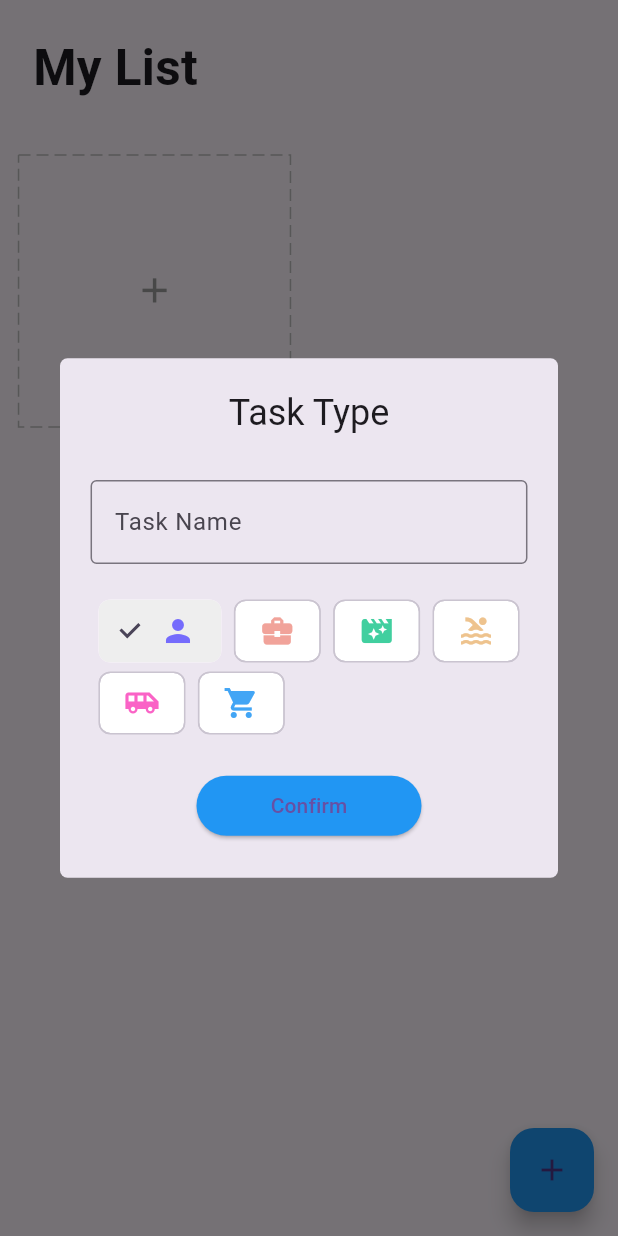
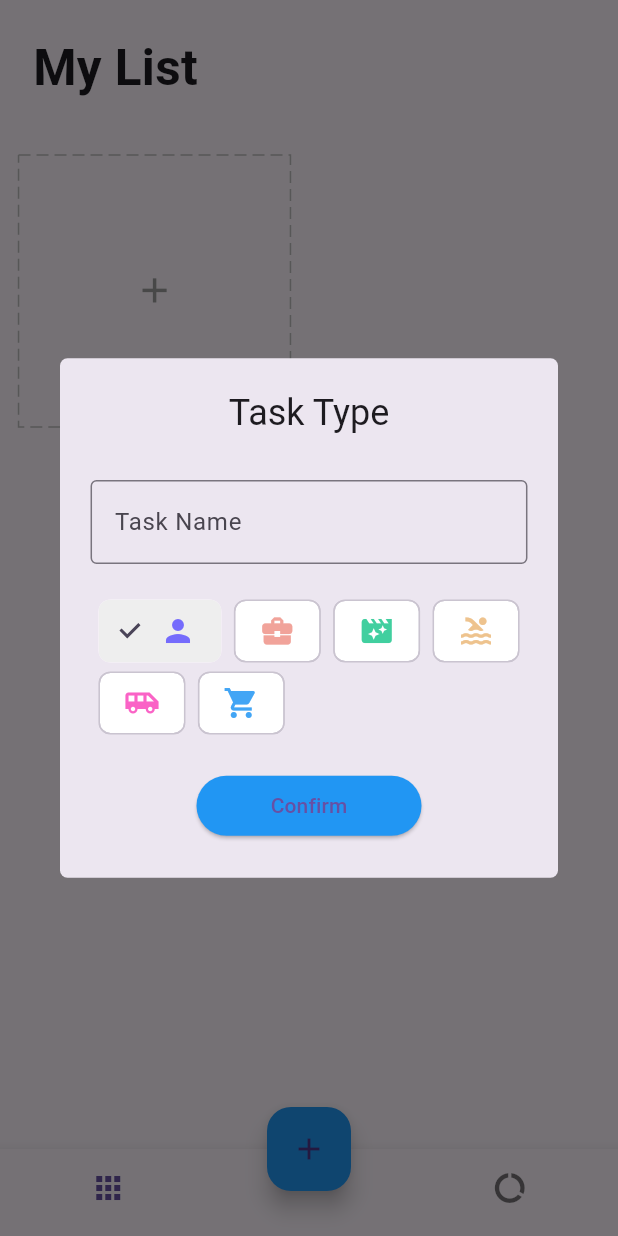
Before and after one commit to minhthuanhmt/flutter_sample, a Flutter app: the screen it shows after launch, after a tap on the "add" icon, on a phone screen of 412 x 824 dp. Run offline on Flutter 3.47's test engine with Material 3 defaults, Android fonts, the phone set to English and light mode, and no system bars; drawn by our look-alikes of dotted_border; our stand-ins replace equatable, flutter_easyloading, get, get_storage, step_progress_indicator.

Commit message:
Add report

```diff
--- a/lib/app/modules/detail/view.dart
+++ b/lib/app/modules/detail/view.dart
@@ -16,7 +16,11 @@ class DetailPage extends StatelessWidget {
   Widget build(BuildContext context) {
     var task = homeCtrl.taskCard.value!;
     var color = HexColor.fromHex(task.color);
-    return Scaffold(
+    return WillPopScope(
+      onWillPop: () async {
+        return false;
+      },
+      child: Scaffold(
         body: Form(
           key: homeCtrl.formKey,
           child: ListView(
@@ -140,6 +144,7 @@ class DetailPage extends StatelessWidget {
             ],
           ),
         ),
+      ),
     );
   }
 }
--- a/lib/app/modules/home/controller.dart
+++ b/lib/app/modules/home/controller.dart
@@ -1,3 +1,4 @@
+import 'package:flutter/cupertino.dart';
 import 'package:flutter/foundation.dart';
 import 'package:flutter/material.dart';
 import 'package:flutter_sample/app/data/services/storage/repository.dart';
@@ -9,6 +10,8 @@ class HomeController extends GetxController {
   TaskRepository taskRepository;
 
   HomeController({required this.taskRepository});
+
+  final tabIndex = 0.obs;
 
   final formKey = GlobalKey<FormState>();
   final editController = TextEditingController();
@@ -132,4 +135,32 @@ class HomeController extends GetxController {
   int getDoneTodos(TaskCard task) {
     return task.todos!.where((element) => element["done"]).length;
   }
+
+  void changeTabIndex(int index) {
+    tabIndex.value = index;
+  }
+
+  int getTotalTaskCards() {
+    var res = 0;
+    for (int i = 0; i < taskCards.length; i++) {
+      if (taskCards[i].todos != null) {
+        res += taskCards[i].todos!.length;
+      }
+    }
+    return res;
+  }
+
+  int getTotalTasksDone() {
+    var res = 0;
+    for (int i = 0; i < taskCards.length; i++) {
+      if (taskCards[i].todos != null) {
+        for (int j = 0; j < taskCards[i].todos!.length; j++) {
+          if (taskCards[i].todos![j]["done"] == true) {
+            res++;
+          }
+        }
+      }
+    }
+    return res;
+  }
 }
--- a/lib/app/modules/home/view.dart
+++ b/lib/app/modules/home/view.dart
@@ -6,6 +6,7 @@ import 'package:flutter_sample/app/modules/home/controller.dart';
 import 'package:flutter_sample/app/modules/home/widget/add_task_card_widget.dart';
 import 'package:flutter_sample/app/modules/home/widget/add_task_widget.dart';
 import 'package:flutter_sample/app/modules/home/widget/task_card_widget.dart';
+import 'package:flutter_sample/app/modules/report/view.dart';
 import 'package:get/get.dart';
 
 class HomePage extends GetView<HomeController> {
@@ -13,8 +14,12 @@ class HomePage extends GetView<HomeController> {
 
   @override
   Widget build(BuildContext context) {
+    return Obx(() {
       return Scaffold(
-      body: SafeArea(
+        body: IndexedStack(
+          index: controller.tabIndex.value,
+          children: [
+            SafeArea(
               child: ListView(
                 children: [
                   Padding(
@@ -63,6 +68,9 @@ class HomePage extends GetView<HomeController> {
                 ],
               ),
             ),
+            ReportPage(),
+          ],
+        ),
         floatingActionButton: DragTarget<TaskCard>(
           builder: (BuildContext context, List<Object?> candidateData,
               List<dynamic> rejectedData) {
@@ -78,7 +86,8 @@ class HomePage extends GetView<HomeController> {
                     EasyLoading.showError("Please add task first");
                   }
                 },
-              child: Icon(controller.deleting.value ? Icons.delete : Icons.add),
+                child:
+                    Icon(controller.deleting.value ? Icons.delete : Icons.add),
               );
             });
           },
@@ -87,6 +96,38 @@ class HomePage extends GetView<HomeController> {
             EasyLoading.showSuccess("Delete Success");
           },
         ),
+        floatingActionButtonLocation: FloatingActionButtonLocation.centerDocked,
+        bottomNavigationBar: Theme(
+          data: ThemeData(
+            splashColor: Colors.transparent,
+            highlightColor: Colors.transparent,
+          ),
+          child: Obx(() {
+            return BottomNavigationBar(
+              onTap: (int index) => controller.changeTabIndex(index),
+              currentIndex: controller.tabIndex.value,
+              showSelectedLabels: false,
+              showUnselectedLabels: false,
+              items: [
+                BottomNavigationBarItem(
+                  icon: Padding(
+                    padding: EdgeInsets.only(right: 15.0.percentWidth),
+                    child: Icon(Icons.apps),
+                  ),
+                  label: "Home",
+                ),
+                BottomNavigationBarItem(
+                  icon: Padding(
+                    padding: EdgeInsets.only(left: 15.0.percentWidth),
+                    child: Icon(Icons.data_usage),
+                  ),
+                  label: "Report",
+                ),
+              ],
             );
+          }),
+        ),
+      );
+    });
   }
 }
--- /dev/null
+++ b/lib/app/modules/report/view.dart
@@ -0,0 +1,148 @@
+import 'package:flutter/material.dart';
+import 'package:flutter_sample/app/core/utils/extensions.dart';
+import 'package:flutter_sample/app/modules/home/controller.dart';
+import 'package:get/get.dart';
+import 'package:intl/intl.dart';
+import 'package:step_progress_indicator/step_progress_indicator.dart';
+
+class ReportPage extends StatelessWidget {
+  ReportPage({super.key});
+
+  final homeCtrl = Get.find<HomeController>();
+
+  @override
+  Widget build(BuildContext context) {
+    debugPrint("HomePage build");
+    return Scaffold(
+      body: SafeArea(
+        child: Obx(() {
+          var createdTasks = homeCtrl.getTotalTaskCards();
+          var completedTasks = homeCtrl.getTotalTasksDone();
+          var liveTasks = createdTasks - completedTasks;
+          var percent =
+              ((completedTasks / createdTasks) * 100).toStringAsFixed(2);
+          return ListView(
+            children: [
+              Padding(
+                padding: EdgeInsets.all(4.0.percentWidth),
+                child: Text(
+                  "My Report",
+                  style:
+                      TextStyle(fontSize: 24.0.sp, fontWeight: FontWeight.bold),
+                ),
+              ),
+              Padding(
+                padding: EdgeInsets.symmetric(horizontal: 4.0.percentWidth),
+                child: Text(
+                  DateFormat.yMMMMd().format(DateTime.now()),
+                  style: TextStyle(fontSize: 14.0.sp, color: Colors.grey),
+                ),
+              ),
+              Padding(
+                padding: EdgeInsets.symmetric(
+                    vertical: 3.0.percentWidth, horizontal: 4.0.percentWidth),
+                child: Divider(
+                  thickness: 2,
+                ),
+              ),
+              Padding(
+                padding: EdgeInsets.symmetric(
+                    vertical: 3.0.percentWidth, horizontal: 5.0.percentWidth),
+                child: Row(
+                  mainAxisAlignment: MainAxisAlignment.spaceBetween,
+                  children: [
+                    _buildStatus(Colors.green, liveTasks, "Live"),
+                    _buildStatus(Colors.orange, completedTasks, "Completed"),
+                    _buildStatus(Colors.blue, createdTasks, "Created"),
+                  ],
+                ),
+              ),
+              SizedBox(
+                height: 8.0.percentWidth,
+              ),
+              UnconstrainedBox(
+                child: SizedBox(
+                  width: 70.0.percentWidth,
+                  height: 70.0.percentWidth,
+                  child: CircularStepProgressIndicator(
+                    totalSteps: createdTasks == 0 ? 1 : createdTasks,
+                    currentStep: completedTasks,
+                    stepSize: 20,
+                    selectedColor: Colors.green,
+                    unselectedColor: Colors.grey[200],
+                    padding: 0.0,
+                    width: 150,
+                    height: 150,
+                    selectedStepSize: 22,
+                    roundedCap: (_, __) => true,
+                    child: Column(
+                      mainAxisAlignment: MainAxisAlignment.center,
+                      children: [
+                        Text(
+                          "${(createdTasks == 0) ? 0 : percent}%",
+                          style: TextStyle(
+                            fontSize: 12.0.sp,
+                            fontWeight: FontWeight.bold,
+                          ),
+                        ),
+                        SizedBox(
+                          height: 2.0.percentWidth,
+                        ),
+                        Text(
+                          "Efficiency",
+                          style: TextStyle(
+                              color: Colors.grey, fontWeight: FontWeight.bold),
+                        )
+                      ],
+                    ),
+                  ),
+                ),
+              ),
+            ],
+          );
+        }),
+      ),
+    );
+  }
+
+  Row _buildStatus(Color color, int number, String text) {
+    return Row(
+      crossAxisAlignment: CrossAxisAlignment.start,
+      children: [
+        Container(
+          width: 3.0.percentWidth,
+          height: 3.0.percentWidth,
+          decoration: BoxDecoration(
+            shape: BoxShape.circle,
+            border: Border.all(color: color, width: 0.5.percentWidth),
+          ),
+        ),
+        SizedBox(
+          width: 3.0.percentWidth,
+        ),
+        Column(
+          crossAxisAlignment: CrossAxisAlignment.start,
+          children: [
+            Text(
+              number.toString(),
+              style: TextStyle(
+                fontSize: 16.0.sp,
+                fontWeight: FontWeight.bold,
+              ),
+            ),
+            SizedBox(
+              height: 2.0.percentWidth,
+            ),
+            Text(
+              text,
+              style: TextStyle(
+                fontSize: 12.0.sp,
+                color: Colors.grey,
+              ),
+            ),
+          ],
+        ),
+      ],
+    );
+  }
+}
--- a/pubspec.yaml
+++ b/pubspec.yaml
@@ -42,6 +42,7 @@ dependencies:
   flutter_easyloading: ^3.0.0
   dotted_border: ^2.0.0
   step_progress_indicator: ^1.0.2
+  intl: ^0.17.0
 
 dev_dependencies:
   flutter_test:
@@ -74,7 +75,7 @@ flutter:
 
   # To add assets to your application, add an assets section, like this:
   assets:
-     - assets/images/
+    - assets/images/
   #   - images/a_dot_ham.jpeg
 
   # An image asset can refer to one or more resolution-specific "variants", see
```
Lines whose indentation alone changed are shown as unchanged.
